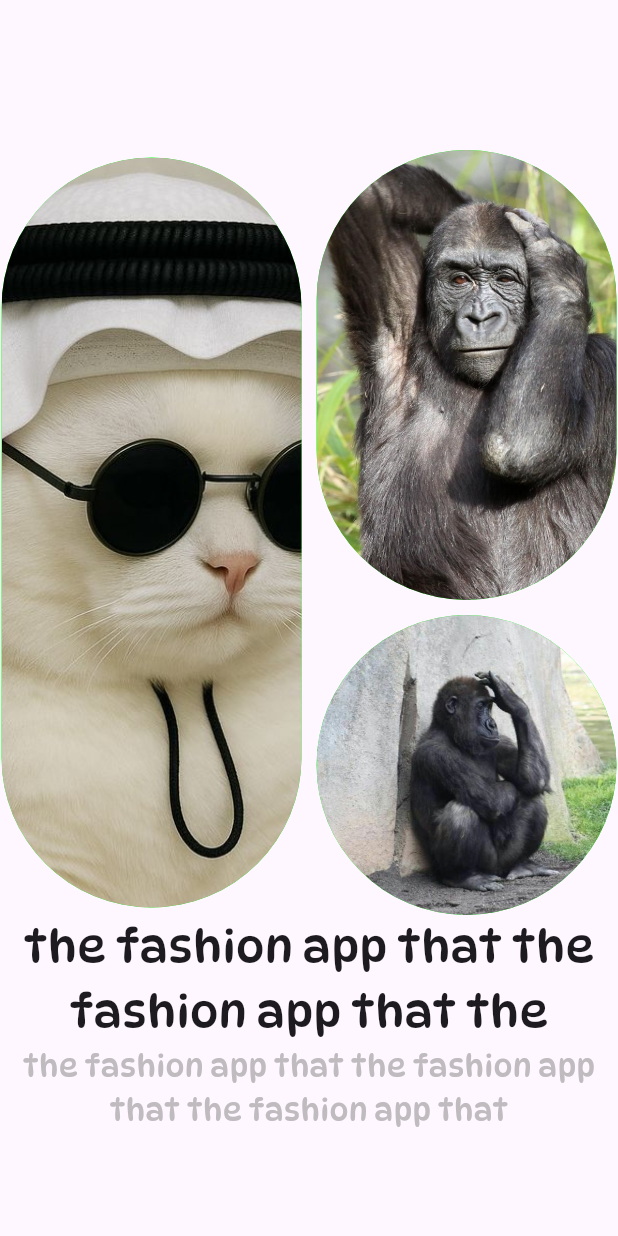
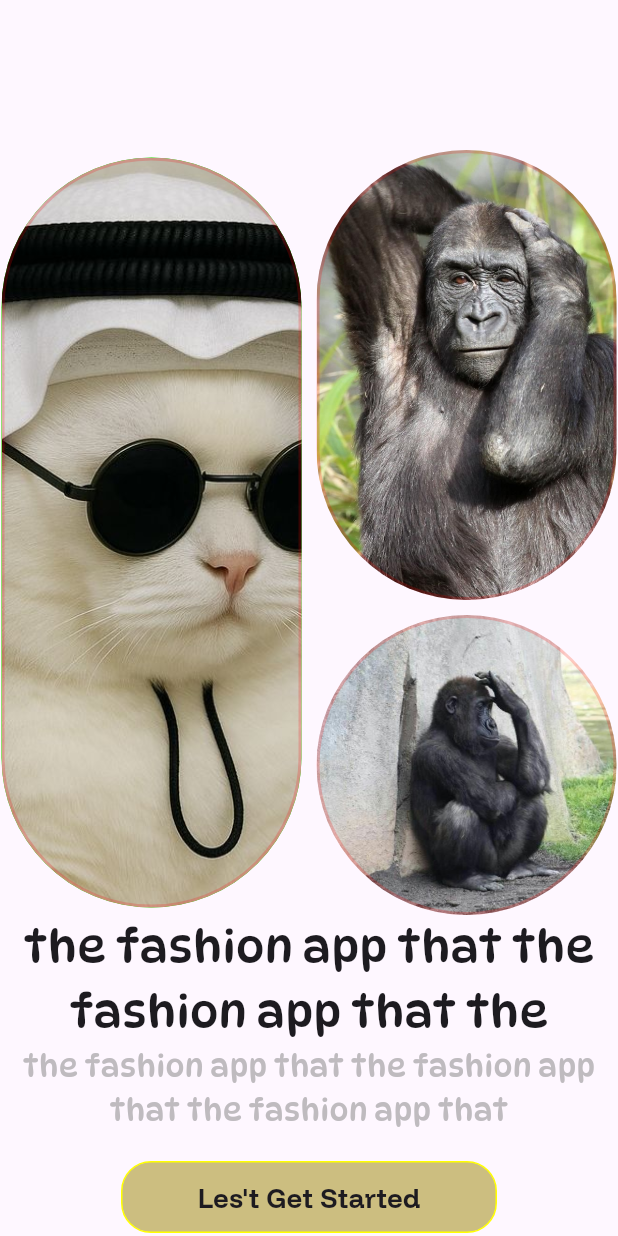
Before and after one commit to NhebPanha/e_commerces_bloc, a Flutter app: the screen it shows after launch, on a phone screen of 412 x 824 dp. Run offline on Flutter 3.47's test engine with Material 3 defaults, Android fonts, the phone set to English and light mode, and no system bars.

Commit message:
skip screen

```diff
--- a/lib/utils/app_size.dart
+++ b/lib/utils/app_size.dart
@@ -1,5 +1,6 @@
 final class AppSize {
   const AppSize._();
+  static const double s2 = 2.0;
   static const double s10 = 10.0;
   static const double s11 = 11.0;
   static const double s12 = 12.0;
--- a/lib/view/skip_screen/get_start_screen.dart
+++ b/lib/view/skip_screen/get_start_screen.dart
@@ -1,7 +1,11 @@
-import 'package:e_com_bloc/components/buttom_get_start.dart';
+
+import 'dart:developer';
 import 'package:e_com_bloc/utils/app_colors_path.dart';
 import 'package:e_com_bloc/utils/app_label.dart';
 import 'package:e_com_bloc/utils/app_size.dart';
+import 'package:e_com_bloc/utils/config_routs.dart';
+import 'package:e_com_bloc/view/skip_screen/skip_screen.dart';
+import 'package:e_com_bloc/view/skip_screen/widget/buttom_get_start_widget.dart';
 import 'package:e_com_bloc/view/skip_screen/widget/get_start_widget.dart';
 import 'package:flutter/material.dart';
 
@@ -19,11 +23,37 @@ class _GetStartScreenState extends State<GetStartScreen> {
       body: Column(
         children: [
           GetStartWidget(),
-          AppLabel(text: "the fashion app that the fashion app that the fashion app that", size: AppSize.s30,maxLines: 2,
-          textAlign: TextAlign.center,fontFamily: "dynapuff",
+          AppLabel(
+            text:
+                "the fashion app that the fashion app that the fashion app that",
+            size: AppSize.s30,
+            maxLines: 2,
+            textAlign: TextAlign.center,
+            fontFamily: "dynapuff",
           ),
-          AppLabel(text: "the fashion app that the fashion app that the fashion app that", size: AppSize.s20,maxLines: 2,
-          textAlign: TextAlign.center,fontFamily: "dynapuff",fontWeight: FontWeight.w200,color: AppColorsPath.grey.withValues(alpha: 0.5),
+          AppLabel(
+            text:
+                "the fashion app that the fashion app that the fashion app that",
+            size: AppSize.s20,
+            maxLines: 2,
+            textAlign: TextAlign.center,
+            fontFamily: "dynapuff",
+            fontWeight: FontWeight.w200,
+            color: AppColorsPath.grey.withValues(alpha: 0.5),
+          ),
+          SizedBox(height: 20),
+          ButtomGetStartWidget(
+            onClick: (){
+              log("next page");
+              ConfigRouter.push(context, SkipScreen());
+            },
+            title: "Les't Get Started",
+            size: AppSize.s18,
+            fontWeight: FontWeight.bold,
+            fonts: "funnel",
+            radius: 20,
+            colors: AppColorsPath.purple.withValues(alpha: 0.5),
+            border: Border.all(color: AppColorsPath.yellow),
           ),
         ],
       ),
--- /dev/null
+++ b/lib/view/skip_screen/widget/buttom_get_start_widget.dart
@@ -0,0 +1,46 @@
+import 'package:e_com_bloc/utils/app_label.dart';
+import 'package:flutter/material.dart';
+import 'package:flutter/widgets.dart';
+
+class ButtomGetStartWidget extends StatelessWidget{
+  final String title;
+  final double?size;
+  final FontWeight? fontWeight;
+  final String ?fonts;
+  final Color? colors;
+  final double? radius;
+  final Border? border;
+  final Function()? onClick;
+  ButtomGetStartWidget({
+    required this.title,
+    this.size,
+    this.fontWeight,
+    this.fonts,
+    this.colors,
+    this.radius,
+    this.border,
+    this.onClick,
+  });
+
+  @override
+  Widget build(BuildContext context) {
+    // TODO: implement build
+    return InkWell(
+      onTap: onClick,
+      child: Container(
+        decoration: BoxDecoration(
+          color: colors,
+          border: border,
+          borderRadius: BorderRadius.circular(radius!),
+        ),
+        child: Padding(
+          padding: EdgeInsets.symmetric(vertical: 10,horizontal: 50),
+          child: AppLabel(
+            text: title, size: size!,fontWeight: fontWeight,fontFamily: fonts
+          ,),
+        ),
+      ),
+    );
+  }
+
+}
--- a/lib/view/skip_screen/widget/custom_widget_get_start.dart
+++ b/lib/view/skip_screen/widget/custom_widget_get_start.dart
@@ -4,19 +4,21 @@ class CustomWidgetGetStart extends StatelessWidget{
   final String image;
   final double height;
   final double width;
-  final Color color;
+  final Color? color;
   final BorderRadius? borderRadius;
   final BoxFit? boxFit;
   final BoxShadow? boxShadow;
+  final Border? border;
 
   const CustomWidgetGetStart({
     required this.image,
     required this.height,
     required this.width,
-    required this.color,
+    this.color,
     this.borderRadius,
     this.boxFit,
     this.boxShadow,
+    this.border,
   });
   @override
   Widget build(BuildContext context) {
@@ -26,6 +28,7 @@ class CustomWidgetGetStart extends StatelessWidget{
       decoration: BoxDecoration(
         color: color,
         borderRadius: borderRadius,
+        border: border,
         boxShadow: boxShadow != null ? [boxShadow!] : null,
         image: DecorationImage(
           image: AssetImage(image),
--- a/lib/view/skip_screen/widget/get_start_widget.dart
+++ b/lib/view/skip_screen/widget/get_start_widget.dart
@@ -1,5 +1,6 @@
 import 'package:e_com_bloc/utils/app_colors_path.dart';
 import 'package:e_com_bloc/utils/app_image_png_path.dart';
+import 'package:e_com_bloc/utils/app_size.dart';
 import 'package:e_com_bloc/view/skip_screen/widget/custom_widget_get_start.dart';
 import 'package:flutter/widgets.dart';
 class GetStartWidget extends StatelessWidget {
@@ -17,6 +18,7 @@ class GetStartWidget extends StatelessWidget {
                 height: 500,
                 width: 200,
                 color: AppColorsPath.green,
+                border: Border.all(width: AppSize.s2,color: AppColorsPath.red.withValues(alpha: 0.2,),),
                 borderRadius: BorderRadius.circular(100),
               ),
             ],
@@ -28,7 +30,7 @@ class GetStartWidget extends StatelessWidget {
                 image: AppImagePngPath.kimli,
                 height: 300,
                 width: 200,
-                color: AppColorsPath.green,
+                border: Border.all(width: AppSize.s2,color: AppColorsPath.red.withValues(alpha: 0.2,),),
                 borderRadius: BorderRadius.circular(100),
               ),
               SizedBox(height: 10),
@@ -36,7 +38,7 @@ class GetStartWidget extends StatelessWidget {
                 image: AppImagePngPath.peakrat,
                 height: 200,
                 width: 200,
-                color: AppColorsPath.green,
+                border: Border.all(width: AppSize.s2,color: AppColorsPath.red.withValues(alpha: 0.2,),),
                 borderRadius: BorderRadius.circular(100),
               ),
             ],
```
Also changed, not shown: lib/data/skip_model/skip_model.dart (added, +40 -0 lines), lib/utils/config_routs.dart (added, +23 -0 lines), lib/view/skip_screen/skip_screen.dart (added, +72 -0 lines), lib/view/skip_screen/widget/cart_skip_screen.dart (added, +165 -0 lines), 1 other file.
